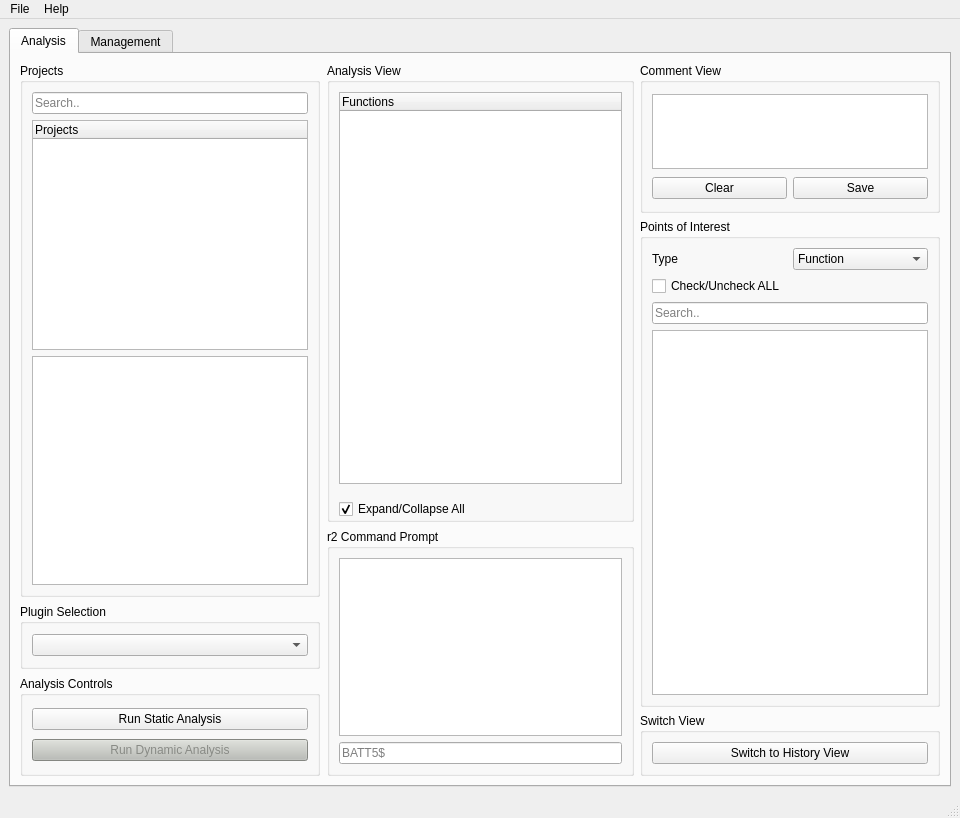
The window that src/GUI/ui_files/BATT5_GUI.ui (adalio0/BATT5) describes before a commit, drawn with Qt 5.
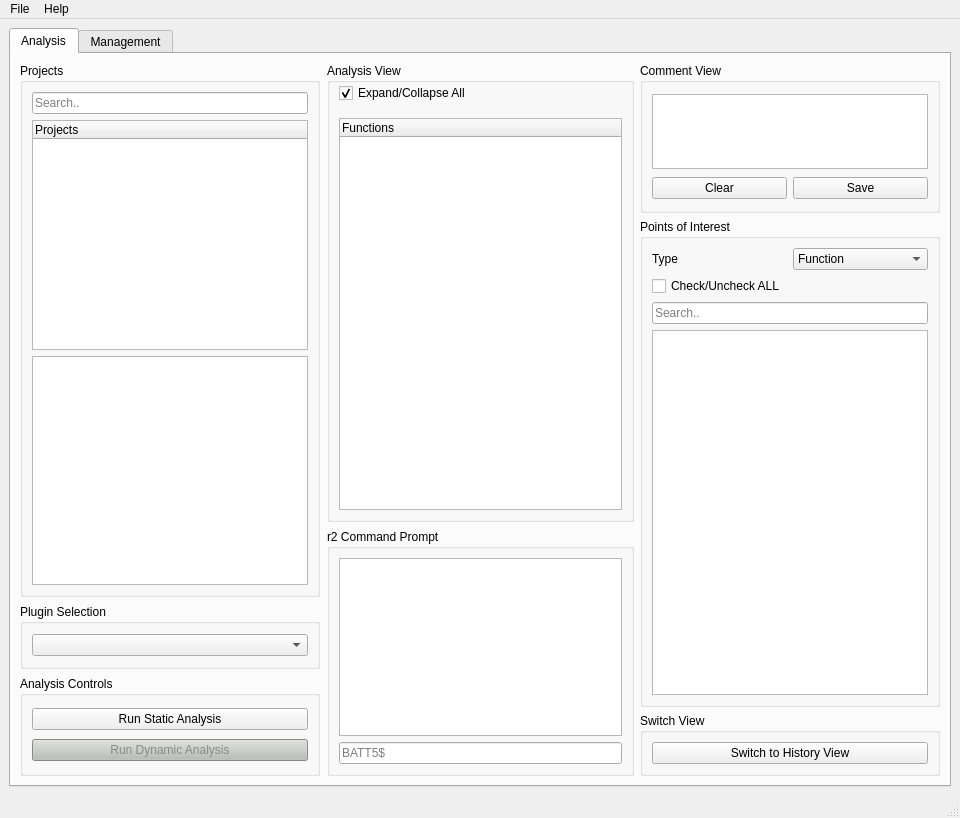
The same window after the commit.

Diff of the .ui file:
```diff
--- a/src/GUI/ui_files/BATT5_GUI.ui
+++ b/src/GUI/ui_files/BATT5_GUI.ui
@@ -228,6 +228,23 @@
                  <property name="margin">
                   <number>0</number>
                  </property>
+                 <item>
+                  <layout class="QHBoxLayout" name="horizontalLayout_3">
+                   <property name="leftMargin">
+                    <number>9</number>
+                   </property>
+                   <item>
+                    <widget class="QCheckBox" name="expandCollapseAll_check">
+                     <property name="text">
+                      <string>Expand/Collapse All</string>
+                     </property>
+                     <property name="checked">
+                      <bool>true</bool>
+                     </property>
+                    </widget>
+                   </item>
+                  </layout>
+                 </item>
                  <item>
                   <widget class="QStackedWidget" name="viewPoi_stack">
                    <property name="currentIndex">
@@ -287,23 +304,6 @@
                    </widget>
                   </widget>
                  </item>
-                 <item>
-                  <layout class="QHBoxLayout" name="horizontalLayout_3">
-                   <property name="leftMargin">
-                    <number>9</number>
-                   </property>
-                   <item>
-                    <widget class="QCheckBox" name="expandCollapseAll_check">
-                     <property name="text">
-                      <string>Expand/Collapse All</string>
-                     </property>
-                     <property name="checked">
-                      <bool>true</bool>
-                     </property>
-                    </widget>
-                   </item>
-                  </layout>
-                 </item>
                 </layout>
                </widget>
               </item>
```
